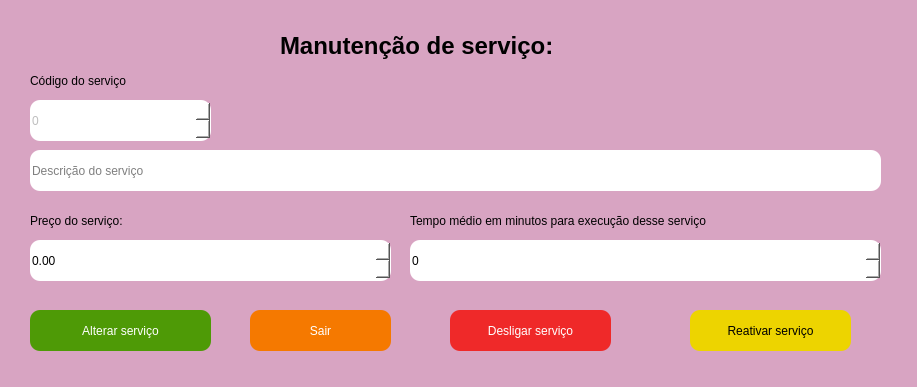
Qt form telas_duda/manut_servico.ui (JVwolfart/PROJETO-SALAO-JOVEM-PROGRAMADOR) before a commit.
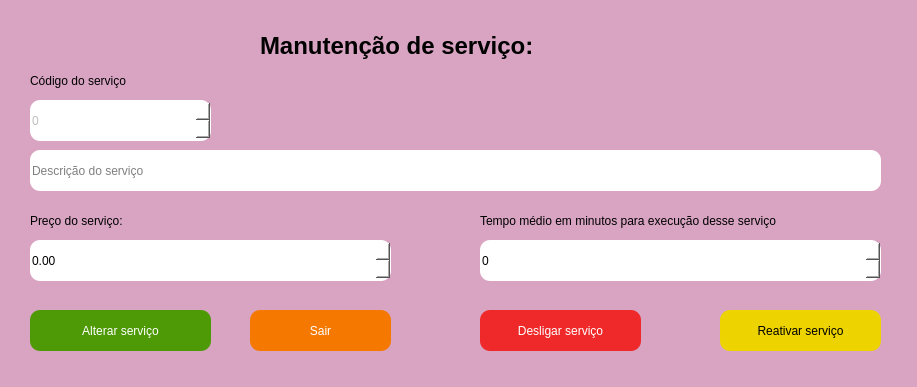
The same form after that commit.

Patch:
```diff
--- a/telas_duda/manut_servico.ui
+++ b/telas_duda/manut_servico.ui
@@ -46,7 +46,7 @@
    <widget class="QPushButton" name="BtnDesligar">
     <property name="geometry">
      <rect>
-      <x>450</x>
+      <x>480</x>
       <y>310</y>
       <width>161</width>
       <height>41</height>
@@ -165,7 +165,7 @@
    <widget class="QPushButton" name="BtnReativar">
     <property name="geometry">
      <rect>
-      <x>690</x>
+      <x>720</x>
       <y>310</y>
       <width>161</width>
       <height>41</height>
@@ -193,7 +193,7 @@
    <widget class="QLabel" name="label_6">
     <property name="geometry">
      <rect>
-      <x>410</x>
+      <x>480</x>
       <y>210</y>
       <width>471</width>
       <height>22</height>
@@ -238,9 +238,9 @@
    <widget class="QSpinBox" name="Tempo">
     <property name="geometry">
      <rect>
-      <x>410</x>
+      <x>480</x>
       <y>240</y>
-      <width>471</width>
+      <width>401</width>
       <height>41</height>
      </rect>
     </property>
@@ -282,7 +282,7 @@
    <widget class="QLabel" name="label_4">
     <property name="geometry">
      <rect>
-      <x>280</x>
+      <x>260</x>
       <y>20</y>
       <width>461</width>
       <height>51</height>
```
